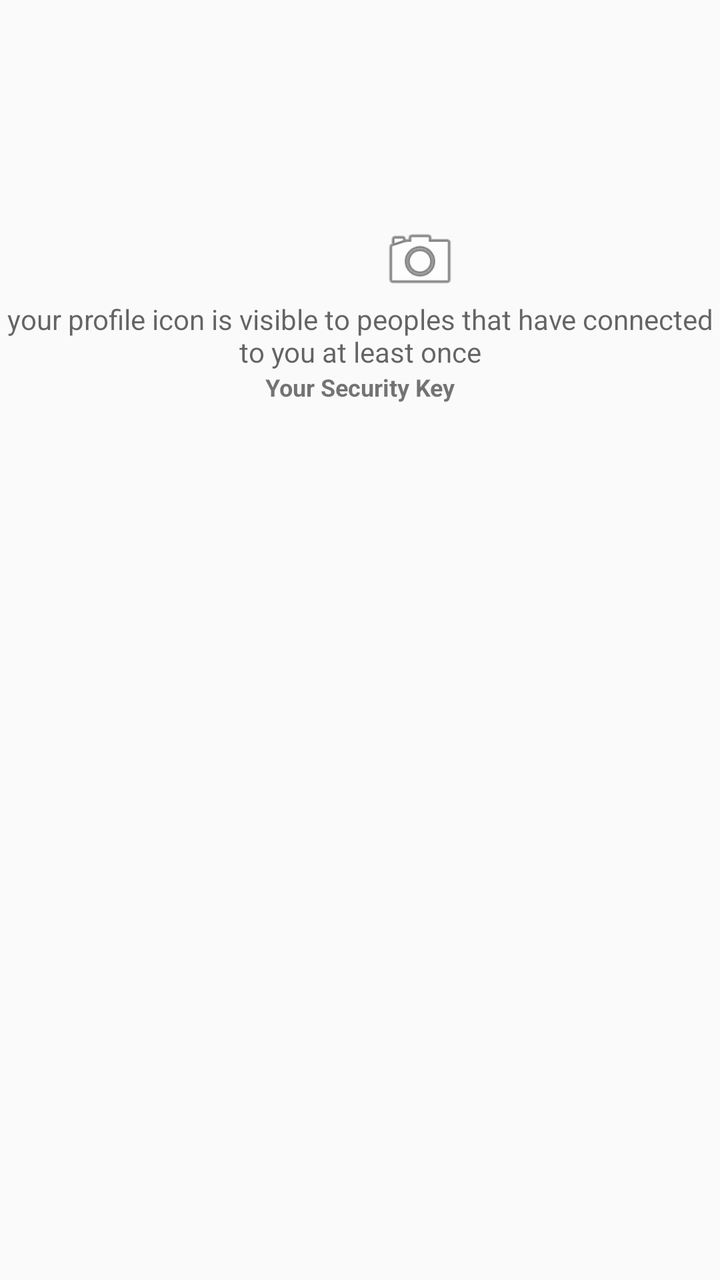
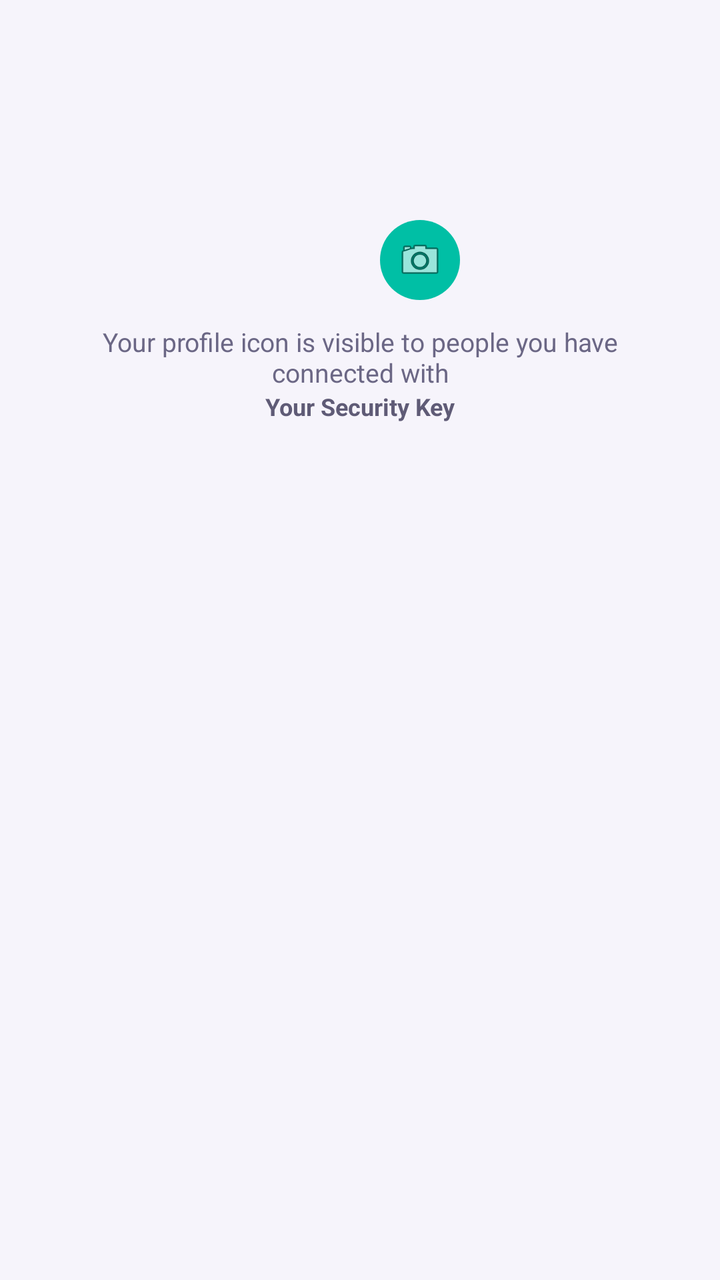

Screens rendered from an Android XML layout before and after an edit, with the pre-edit source and the edit as a unified diff.
<!-- AndroidManifest.xml: activity theme PreferenceTheme -->
<!-- res/layout/activity_account.xml -->
<androidx.constraintlayout.widget.ConstraintLayout xmlns:android="http://schemas.android.com/apk/res/android"
    xmlns:app="http://schemas.android.com/apk/res-auto"
    android:layout_width="match_parent"
    android:layout_height="match_parent">
	
	<ImageView
		android:layout_height="100dp"
		android:layout_width="100dp"
		android:layout_marginTop="50dp"
		android:id="@+id/icon"
		app:layout_constraintLeft_toLeftOf="parent"
		app:layout_constraintRight_toRightOf="parent"
		app:layout_constraintTop_toTopOf="parent" />
	
	<FrameLayout
		android:layout_height="100dp"
		android:layout_width="100dp"
		app:layout_constraintTop_toTopOf="@+id/icon"
		app:layout_constraintBottom_toBottomOf="@+id/icon"
		app:layout_constraintLeft_toLeftOf="@+id/icon"
		app:layout_constraintRight_toRightOf="@+id/icon">
		<androidx.constraintlayout.widget.ConstraintLayout
			android:layout_height="match_parent"
			android:layout_width="match_parent">
			<ImageView
				android:id="@+id/select"
				android:layout_height="40dp"
				android:layout_width="40dp"
				android:src="@android:drawable/ic_menu_camera"
				app:layout_constraintBottom_toBottomOf="parent"
				app:layout_constraintRight_toRightOf="parent" />
		</androidx.constraintlayout.widget.ConstraintLayout>
	</FrameLayout>
	
	<TextView
		android:layout_height="wrap_content"
		android:layout_width="wrap_content"
		app:layout_constraintTop_toBottomOf="@+id/icon"
		app:layout_constraintLeft_toLeftOf="parent"
		android:textAlignment="center"
		android:gravity="center_horizontal"
		app:layout_constraintRight_toRightOf="parent"
		android:id="@+id/im_tip"
		android:hint="your profile icon is visible to peoples that have connected to you at least once"
		android:layout_marginBottom="40dp" />
		
	<TextView
		android:layout_height="wrap_content"
		android:layout_width="wrap_content"
		app:layout_constraintTop_toBottomOf="@+id/im_tip"
		app:layout_constraintLeft_toLeftOf="parent"
		app:layout_constraintRight_toRightOf="parent"
		android:textAlignment="center"
		android:gravity="center_horizontal"
		android:textSize="12sp"
		android:textStyle="bold"
		android:id="@+id/security_key_label"
		android:text="Your Security Key"
		android:layout_marginBottom="4dp" />

	<TextView
		android:layout_height="wrap_content"
		android:layout_width="wrap_content"
		app:layout_constraintTop_toBottomOf="@+id/security_key_label"
		app:layout_constraintLeft_toLeftOf="parent"
		app:layout_constraintRight_toRightOf="parent"
		android:textAlignment="center"
		android:gravity="center_horizontal"
		android:fontFamily="monospace"
		android:textSize="13sp"
		android:paddingLeft="24dp"
		android:paddingRight="24dp"
		android:id="@+id/security_key_value"
		android:text=""
		android:layout_marginBottom="24dp" />
		
	<FrameLayout
		android:id="@+id/pref_con"
		android:layout_height="wrap_content"
		android:layout_width="match_parent"
		app:layout_constraintTop_toBottomOf="@+id/security_key_value"
		app:layout_constraintBottom_toBottomOf="parent" />
		

</androidx.constraintlayout.widget.ConstraintLayout>
<!-- resources referenced by this layout -->
<resources>
  <style name="PreferenceTheme" parent="Theme.AppCompat.Light">
  		<item name="colorAccent">#00f</item>
  		<item name="android:statusBarColor" tools:targetApi="l">#fff</item>
  		<item name="android:navigationBarColor" tools:targetApi="l">#fff</item>
  		<item name="android:textColorPrimary">#117</item>
  	</style>
</resources>

<!-- the commit's change to res/layout/activity_account.xml (unified diff, before → after) -->
@@ -27,6 +27,10 @@
 				android:layout_height="40dp"
 				android:layout_width="40dp"
 				android:src="@android:drawable/ic_menu_camera"
+				android:contentDescription="Change profile photo"
+				android:padding="8dp"
+				android:background="@drawable/circle_accent"
+				app:tint="@color/white"
 				app:layout_constraintBottom_toBottomOf="parent"
 				app:layout_constraintRight_toRightOf="parent" />
 		</androidx.constraintlayout.widget.ConstraintLayout>
@@ -41,7 +45,12 @@
 		android:gravity="center_horizontal"
 		app:layout_constraintRight_toRightOf="parent"
 		android:id="@+id/im_tip"
-		android:hint="your profile icon is visible to peoples that have connected to you at least once"
+		android:hint="Your profile icon is visible to people you have connected with"
+		android:textColorHint="@color/hint_text"
+		android:textSize="13sp"
+		android:paddingLeft="24dp"
+		android:paddingRight="24dp"
+		android:layout_marginTop="12dp"
 		android:layout_marginBottom="40dp" />
 		
 	<TextView
@@ -56,6 +65,7 @@
 		android:textStyle="bold"
 		android:id="@+id/security_key_label"
 		android:text="Your Security Key"
+		android:textColor="@color/text_secondary"
 		android:layout_marginBottom="4dp" />
 
 	<TextView
@@ -67,6 +77,7 @@
 		android:textAlignment="center"
 		android:gravity="center_horizontal"
 		android:fontFamily="monospace"
+		android:textColor="@color/text_primary"
 		android:textSize="13sp"
 		android:paddingLeft="24dp"
 		android:paddingRight="24dp"
<!-- resource entries referenced after the edit -->
@@ -1,10 +1,28 @@
 <!-- resources referenced by this layout -->
 <resources>
+  <color name="hint_text">#FF6B6785</color>
+  <color name="text_primary">#FF1F1B2E</color>
+  <color name="text_secondary">#FF5F5B76</color>
+  <color name="white">#FFFFFFFF</color>
+  <!-- drawable circle_accent (drawable) -->
+  <?xml version="1.0" encoding="utf-8"?>
+  <shape xmlns:android="http://schemas.android.com/apk/res/android" android:shape="oval">
+  	<solid android:color="@color/accent" />
+  </shape>
   <style name="PreferenceTheme" parent="Theme.AppCompat.Light">
-  		<item name="colorAccent">#00f</item>
-  		<item name="android:statusBarColor" tools:targetApi="l">#fff</item>
-  		<item name="android:navigationBarColor" tools:targetApi="l">#fff</item>
-  		<item name="android:textColorPrimary">#117</item>
-  	</style>
+          <item name="colorPrimary">@color/purple_700</item>
+          <item name="colorPrimaryDark">@color/purple_700</item>
+          <item name="colorAccent">@color/purple_500</item>
+          <item name="android:windowBackground">@color/window_bg</item>
+          <item name="android:statusBarColor" tools:targetApi="l">@color/purple_700</item>
+          <item name="android:navigationBarColor" tools:targetApi="l">@color/window_bg</item>
+          <item name="android:windowLightNavigationBar" tools:targetApi="o_mr1">true</item>
+          <item name="android:textColorPrimary">@color/text_primary</item>
+          <item name="android:textColorSecondary">@color/text_secondary</item>
+      </style>
+  <color name="accent">#FF00BFA5</color>
+  <color name="purple_700">#FF4527A0</color>
+  <color name="purple_500">#FF5E35B1</color>
+  <color name="window_bg">#FFF6F4FB</color>
 </resources>
 
